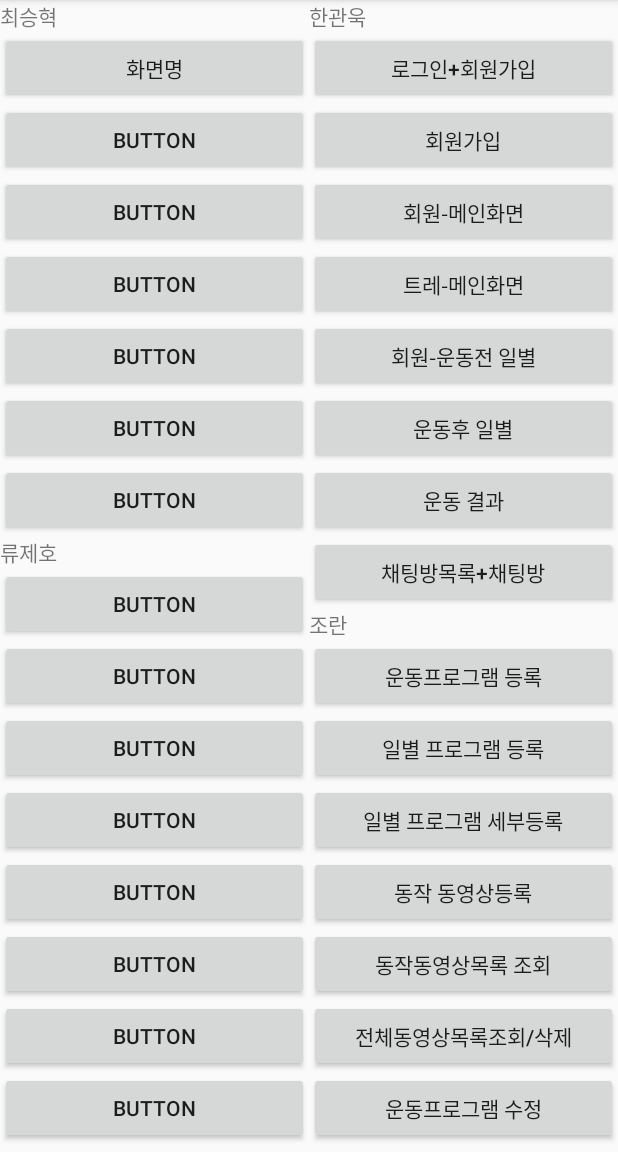
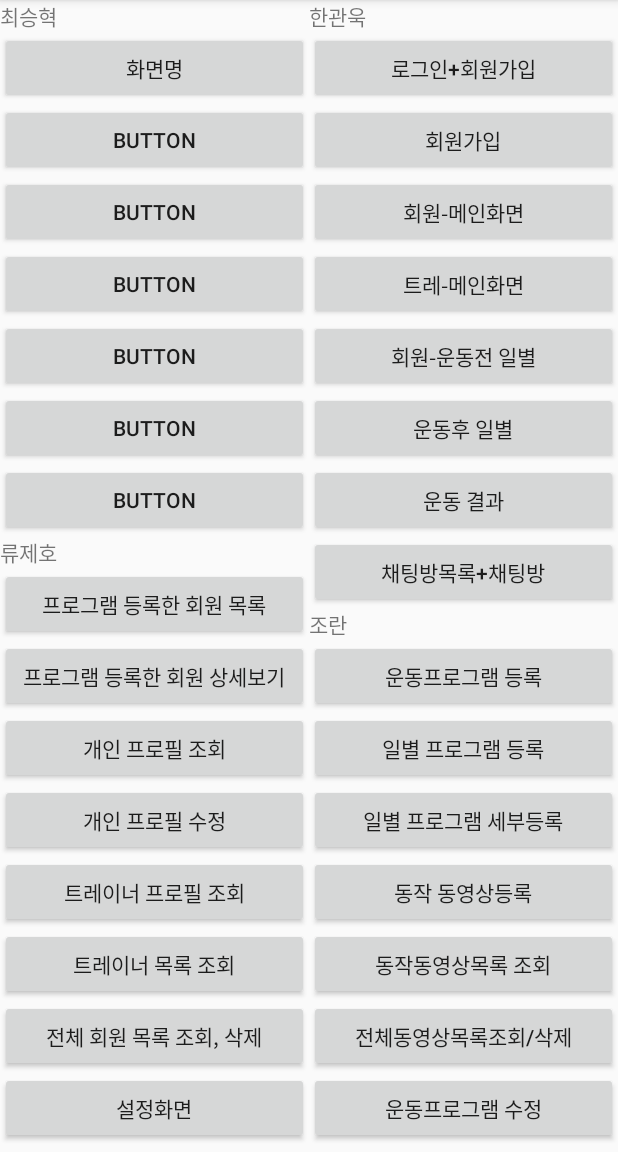
Before and after one commit to Ohrotan/AI-Fitness, an Android app: the screen it shows after launch (MainActivity), on a phone screen of 412 x 824 dp, the part 84-1236 px from its top. Run offline under Robolectric (Android 15) with nearby library versions, the phone set to English and light mode, and no system bars.

Commit message:
1. 프로그램 등록한 회원목록관련 클래스, 레이아웃 추가
2. 하단바 채팅아이콘(선택, 선택X), 수정 버튼, 삭제 버튼, 다음 넘어가는 꺽쇠(파란색, 회색), 피드백 알림 빨간점 아이콘 추가

3. 툴바 styles 추가

4. build.gradle 에 v7 라이브러리 implementation

```diff
--- a/app/build.gradle
+++ b/app/build.gradle
@@ -26,10 +26,12 @@ android {
 dependencies {
     implementation fileTree(dir: 'libs', include: ['*.jar'])
 
+    implementation 'com.android.support:appcompat-v7:29.0.0'
     implementation 'androidx.appcompat:appcompat:1.0.2'
     implementation 'androidx.constraintlayout:constraintlayout:1.1.3'
     testImplementation 'junit:junit:4.12'
     androidTestImplementation 'androidx.test.ext:junit:1.1.1'
     androidTestImplementation 'androidx.test.espresso:espresso-core:3.2.0'
     implementation 'androidx.gridlayout:gridlayout:1.0.0'
+    implementation 'androidx.recyclerview:recyclerview:1.1.0'
 }
--- a/app/src/main/AndroidManifest.xml
+++ b/app/src/main/AndroidManifest.xml
@@ -18,6 +18,7 @@
         <activity android:name=".LoginActivity" />
         <activity android:name=".DayExrProgramRegActivity" />
         <activity android:name=".ExrProgramRegActivity" />
+        <activity android:name=".RegMemberListActivity"/>
         <activity android:name=".MainActivity">
             <intent-filter>
                 <action android:name="android.intent.action.MAIN" />
--- a/app/src/main/java/kr/ssu/ai_fitness/MainActivity.java
+++ b/app/src/main/java/kr/ssu/ai_fitness/MainActivity.java
@@ -105,6 +105,7 @@ public class MainActivity extends AppCompatActivity {
         } else if (v == btn6) {
         } else if (v == btn7) {
         } else if (v == btn8) {
+            intent = new Intent(getApplicationContext(), RegMemberListActivity.class);
         } else if (v == btn9) {
         } else if (v == btn10) {
         } else if (v == btn11) {
--- a/app/src/main/res/layout/activity_main.xml
+++ b/app/src/main/res/layout/activity_main.xml
@@ -88,56 +88,56 @@
                     android:layout_width="match_parent"
                     android:layout_height="wrap_content"
                     android:onClick="onClick"
-                    android:text="Button" />
+                    android:text="프로그램 등록한 회원 목록" />
 
                 <Button
                     android:id="@+id/button9"
                     android:layout_width="match_parent"
                     android:layout_height="wrap_content"
                     android:onClick="onClick"
-                    android:text="Button" />
+                    android:text="프로그램 등록한 회원 상세보기" />
 
                 <Button
                     android:id="@+id/button10"
                     android:layout_width="match_parent"
                     android:layout_height="wrap_content"
                     android:onClick="onClick"
-                    android:text="Button" />
+                    android:text="개인 프로필 조회" />
 
                 <Button
                     android:id="@+id/button11"
                     android:layout_width="match_parent"
                     android:layout_height="wrap_content"
                     android:onClick="onClick"
-                    android:text="Button" />
+                    android:text="개인 프로필 수정" />
 
                 <Button
                     android:id="@+id/button12"
                     android:layout_width="match_parent"
                     android:layout_height="wrap_content"
                     android:onClick="onClick"
-                    android:text="Button" />
+                    android:text="트레이너 프로필 조회" />
 
                 <Button
                     android:id="@+id/button13"
                     android:layout_width="match_parent"
                     android:layout_height="wrap_content"
                     android:onClick="onClick"
-                    android:text="Button" />
+                    android:text="트레이너 목록 조회" />
 
                 <Button
                     android:id="@+id/button14"
                     android:layout_width="match_parent"
                     android:layout_height="wrap_content"
                     android:onClick="onClick"
-                    android:text="Button" />
+                    android:text="전체 회원 목록 조회, 삭제" />
 
                 <Button
                     android:id="@+id/button15"
                     android:layout_width="match_parent"
                     android:layout_height="wrap_content"
                     android:onClick="onClick"
-                    android:text="Button" />
+                    android:text="설정화면" />
             </LinearLayout>
 
             <LinearLayout
--- a/app/src/main/res/values/colors.xml
+++ b/app/src/main/res/values/colors.xml
@@ -8,4 +8,5 @@
     <color name="darkGray">#404040</color>
     <color name="red">#D11010</color>
     <color name="green">#27AE60</color>
+    <color name="white">#FFFFFF</color>
 </resources>
```
Also changed, not shown: app/src/main/java/kr/ssu/ai_fitness/RegMemberListActivity.java (added, +31 -0 lines), app/src/main/java/kr/ssu/ai_fitness/RegMemberListAdapter.java (added, +60 -0 lines), app/src/main/res/layout/activity_reg_member_list.xml (added, +39 -0 lines), app/src/main/res/layout/layout_reg_member_list_item.xml (added, +24 -0 lines), app/src/main/res/values/styles.xml (+10 -0 lines), app/src/main/res/drawable-v24/chat_not_selected_01.png (added), app/src/main/res/drawable-v24/chat_selected_01.png (added), app/src/main/res/drawable-v24/delete_red.png (added), app/src/main/res/drawable-v24/edit_03.png (added), app/src/main/res/drawable-v24/next_blue.png (added), app/src/main/res/drawable-v24/next_gray.png (added), app/src/main/res/drawable-v24/red_dot_01.png (added).
